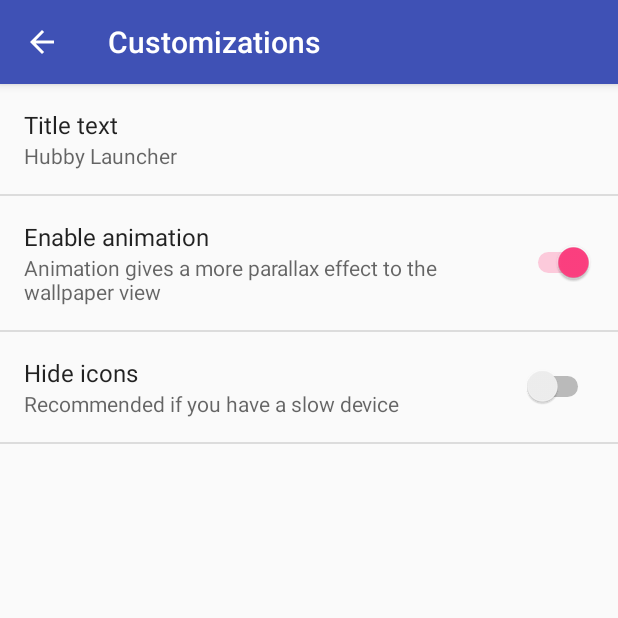
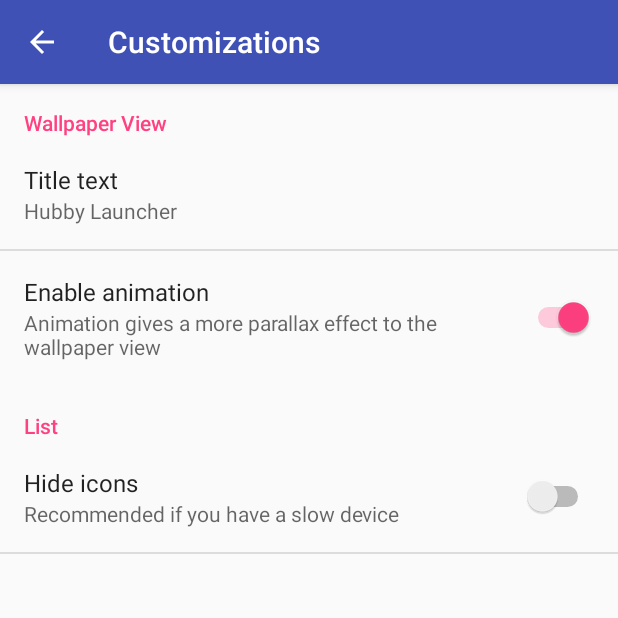
Before and after one commit to F4uzan/HgLauncher, an Android app: the SettingsActivity screen opened directly, with no data from a screen before it, after a tap on "Customizations", on a phone screen of 412 x 824 dp, the top half of it. Run offline under Robolectric (Android 15) with nearby library versions, the phone set to English and light mode, and no system bars.

Commit message:
Cleanup
These stuff is so messy, I don't even know what to say

```diff
--- a/app/src/main/res/values-v21/styles.xml
+++ b/app/src/main/res/values-v21/styles.xml
@@ -2,7 +2,6 @@
 
     <!-- Base application theme. -->
     <style name="AppTheme" parent="Theme.AppCompat.Light.DarkActionBar">
-        <!-- Customize your theme here. -->
         <item name="colorPrimary">@color/colorPrimary</item>
         <item name="colorPrimaryDark">@color/colorPrimaryDark</item>
         <item name="colorAccent">@color/colorAccent</item>
--- a/app/src/main/res/values/colors.xml
+++ b/app/src/main/res/values/colors.xml
@@ -4,5 +4,6 @@
     <color name="colorPrimaryDark">#303F9F</color>
     <color name="colorAccent">#FF4081</color>
 
+    <!-- Transparent -->
     <color name="transparent">@android:color/transparent</color>
 </resources>
--- a/app/src/main/res/values/strings.xml
+++ b/app/src/main/res/values/strings.xml
@@ -1,38 +1,9 @@
 <resources>
+    <!-- App information -->
     <string name="app_name">Hubby Launcher</string>
     <string name="app_version">1.0</string>
+
+    <!-- Menu actions -->
     <string name="action_settings">Settings</string>
     <string name="action_wallpaper">Change wallpaper</string>
-    <string name="title_activity_settings">Settings</string>
-
-    <string name="pref_header_cust">Customizations</string>
-    <string name="pref_header_about">About</string>
-
-    <string name="pref_title">Title text</string>
-    <string name="pref_title_default">@string/app_name</string>
-
-    <string name="pref_animation">Enable animation</string>
-    <string name="pref_animation_on">Animation gives a more parallax effect to the wallpaper view</string>
-    <string name="pref_animation_off">Quickly jumps to the list of apps, skipping the extra delay</string>
-
-    <string name="pref_icon_view">Hide icons</string>
-    <string name="pref_icon_view_desc">Recommended if you have a slow device</string>
-
-    <string name="pref_title_credits">Credits</string>
-
-    <string name="f4">F4uzan</string>
-    <string name="f4_hint">Developer and maintainer</string>
-
-    <string name="ayj3y">AyJ3y</string>
-    <string name="ayj3y_hint">Helping developer and a nice friend</string>
-
-    <string name="pref_title_app_list_order">App list order</string>
-    <string-array name="pref_app_list_order_titles">
-        <item>From A to Z</item>
-        <item>From Z to A</item>
-    </string-array>
-    <string-array name="pref_app_list_order_values">
-        <item>alphabetical</item>
-        <item>invertedAlphabetical</item>
-    </string-array>
 </resources>
--- /dev/null
+++ b/app/src/main/res/values/strings_settings.xml
@@ -0,0 +1,40 @@
+<?xml version="1.0" encoding="utf-8"?>
+<resources>
+    <!-- Strings for Settings (and all activity related to it -->
+    <string name="title_activity_settings">Settings</string>
+
+    <!-- About and Credits -->
+    <string name="pref_header_about">About</string>
+    <string name="pref_title_credits">Credits</string>
+
+    <string name="f4">F4uzan</string>
+    <string name="f4_hint">Developer and maintainer</string>
+
+    <string name="ayj3y">AyJ3y</string>
+    <string name="ayj3y_hint">Helping developer and a nice friend</string>
+
+    <!-- Customizations -->
+    <string name="pref_header_cust">Customizations</string>
+    <string name="pref_header_wall">Wallpaper View</string>
+    <string name="pref_header_list">List</string>
+
+    <string name="pref_title">Title text</string>
+    <string name="pref_title_default">@string/app_name</string>
+
+    <string name="pref_animation">Enable animation</string>
+    <string name="pref_animation_on">Animation gives a more parallax effect to the wallpaper view</string>
+    <string name="pref_animation_off">Quickly jumps to the list of apps, skipping the extra delay</string>
+
+    <string name="pref_icon_view">Hide icons</string>
+    <string name="pref_icon_view_desc">Recommended if you have a slow device</string>
+
+    <string name="pref_title_app_list_order">App list order</string>
+    <string-array name="pref_app_list_order_titles">
+        <item>From A to Z</item>
+        <item>From Z to A</item>
+    </string-array>
+    <string-array name="pref_app_list_order_values">
+        <item>alphabetical</item>
+        <item>invertedAlphabetical</item>
+    </string-array>
+</resources>
--- a/app/src/main/res/values/styles.xml
+++ b/app/src/main/res/values/styles.xml
@@ -2,7 +2,6 @@
 
     <!-- Base application theme. -->
     <style name="AppTheme" parent="Theme.AppCompat.Light.DarkActionBar">
-        <!-- Customize your theme here. -->
         <item name="colorPrimary">@color/colorPrimary</item>
         <item name="colorPrimaryDark">@color/colorPrimaryDark</item>
         <item name="colorAccent">@color/colorAccent</item>
--- a/app/src/main/res/xml/pref_customization.xml
+++ b/app/src/main/res/xml/pref_customization.xml
@@ -1,4 +1,6 @@
 <PreferenceScreen xmlns:android="http://schemas.android.com/apk/res/android">
+
+    <PreferenceCategory android:title="@string/pref_header_wall" />
 
     <EditTextPreference
         android:capitalize="words"
@@ -16,6 +18,8 @@
         android:title="@string/pref_animation"
         android:summaryOn="@string/pref_animation_on"
         android:summaryOff="@string/pref_animation_off" />
+
+    <PreferenceCategory android:title="@string/pref_header_list" />
 
     <SwitchPreference
         android:defaultValue="false"
```
Also changed, not shown: 1 other file.
